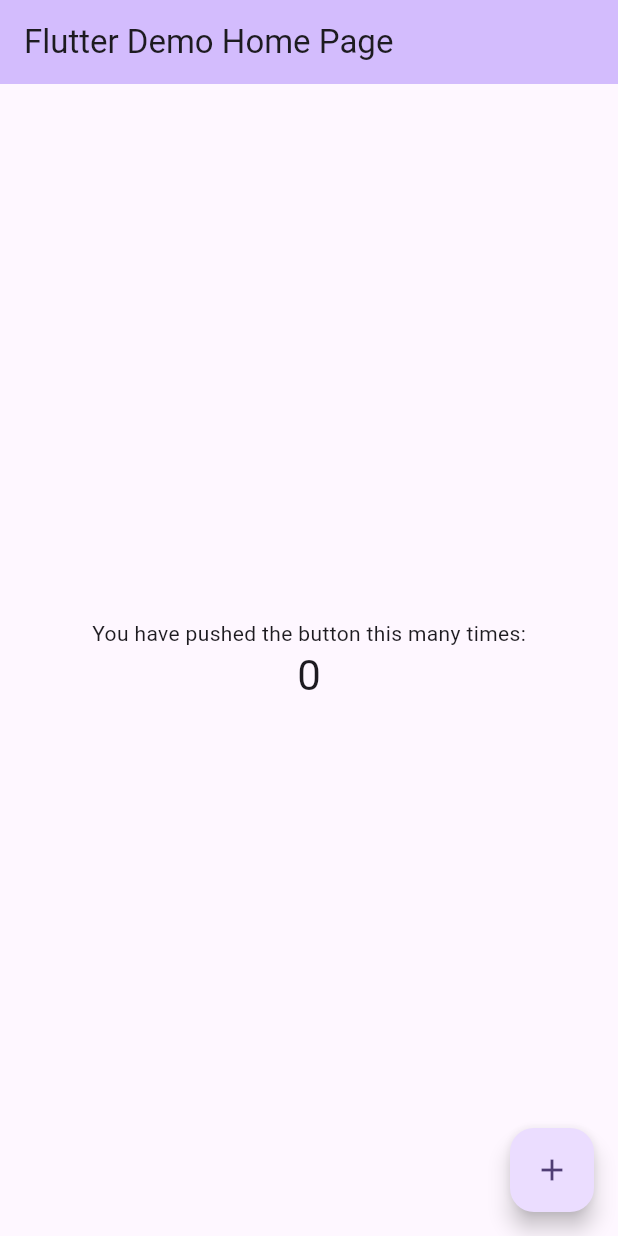
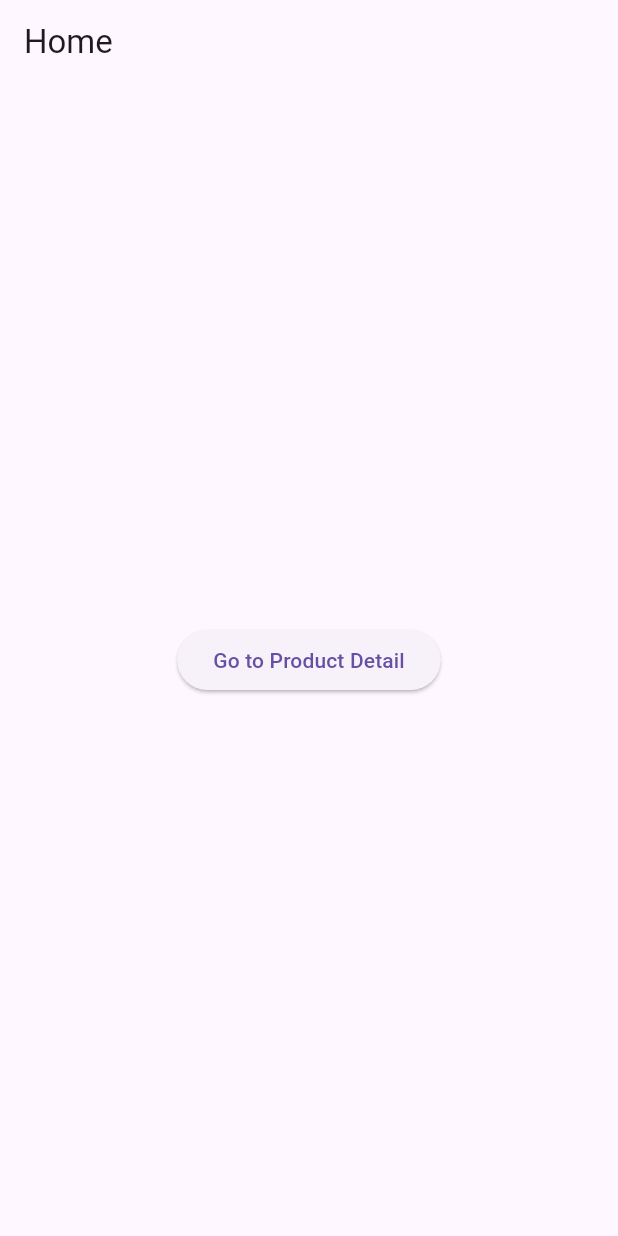
Before and after one commit to Isarquis/M-viles-Group13, a Flutter app: the screen it shows after launch, on a phone screen of 412 x 824 dp. Run offline on Flutter 3.47's test engine with Material 3 defaults, Android fonts, the phone set to English and light mode, and no system bars.

Commit message:
product detail sin bidding

```diff
--- a/uni_marketplace_flutter/lib/main.dart
+++ b/uni_marketplace_flutter/lib/main.dart
@@ -1,4 +1,5 @@
 import 'package:flutter/material.dart';
+import 'screens/product_detail.dart';
 
 void main() {
   runApp(const MyApp());
@@ -7,116 +8,34 @@ void main() {
 class MyApp extends StatelessWidget {
   const MyApp({super.key});
 
-  // This widget is the root of your application.
   @override
   Widget build(BuildContext context) {
     return MaterialApp(
-      title: 'Flutter Demo',
-      theme: ThemeData(
-        // This is the theme of your application.
-        //
-        // TRY THIS: Try running your application with "flutter run". You'll see
-        // the application has a purple toolbar. Then, without quitting the app,
-        // try changing the seedColor in the colorScheme below to Colors.green
-        // and then invoke "hot reload" (save your changes or press the "hot
-        // reload" button in a Flutter-supported IDE, or press "r" if you used
-        // the command line to start the app).
-        //
-        // Notice that the counter didn't reset back to zero; the application
-        // state is not lost during the reload. To reset the state, use hot
-        // restart instead.
-        //
-        // This works for code too, not just values: Most code changes can be
-        // tested with just a hot reload.
-        colorScheme: ColorScheme.fromSeed(seedColor: Colors.deepPurple),
-      ),
-      home: const MyHomePage(title: 'Flutter Demo Home Page'),
+      title: 'Uni Marketplace',
+      debugShowCheckedModeBanner: false,
+      home: const HomeScreen(),
     );
   }
 }
 
-class MyHomePage extends StatefulWidget {
-  const MyHomePage({super.key, required this.title});
-
-  // This widget is the home page of your application. It is stateful, meaning
-  // that it has a State object (defined below) that contains fields that affect
-  // how it looks.
-
-  // This class is the configuration for the state. It holds the values (in this
-  // case the title) provided by the parent (in this case the App widget) and
-  // used by the build method of the State. Fields in a Widget subclass are
-  // always marked "final".
-
-  final String title;
-
-  @override
-  State<MyHomePage> createState() => _MyHomePageState();
-}
-
-class _MyHomePageState extends State<MyHomePage> {
-  int _counter = 0;
-
-  void _incrementCounter() {
-    setState(() {
-      // This call to setState tells the Flutter framework that something has
-      // changed in this State, which causes it to rerun the build method below
-      // so that the display can reflect the updated values. If we changed
-      // _counter without calling setState(), then the build method would not be
-      // called again, and so nothing would appear to happen.
-      _counter++;
-    });
-  }
+class HomeScreen extends StatelessWidget {
+  const HomeScreen({super.key});
 
   @override
   Widget build(BuildContext context) {
-    // This method is rerun every time setState is called, for instance as done
-    // by the _incrementCounter method above.
-    //
-    // The Flutter framework has been optimized to make rerunning build methods
-    // fast, so that you can just rebuild anything that needs updating rather
-    // than having to individually change instances of widgets.
     return Scaffold(
-      appBar: AppBar(
-        // TRY THIS: Try changing the color here to a specific color (to
-        // Colors.amber, perhaps?) and trigger a hot reload to see the AppBar
-        // change color while the other colors stay the same.
-        backgroundColor: Theme.of(context).colorScheme.inversePrimary,
-        // Here we take the value from the MyHomePage object that was created by
-        // the App.build method, and use it to set our appbar title.
-        title: Text(widget.title),
-      ),
+      appBar: AppBar(title: const Text('Home')),
       body: Center(
-        // Center is a layout widget. It takes a single child and positions it
-        // in the middle of the parent.
-        child: Column(
-          // Column is also a layout widget. It takes a list of children and
-          // arranges them vertically. By default, it sizes itself to fit its
-          // children horizontally, and tries to be as tall as its parent.
-          //
-          // Column has various properties to control how it sizes itself and
-          // how it positions its children. Here we use mainAxisAlignment to
-          // center the children vertically; the main axis here is the vertical
-          // axis because Columns are vertical (the cross axis would be
-          // horizontal).
-          //
-          // TRY THIS: Invoke "debug painting" (choose the "Toggle Debug Paint"
-          // action in the IDE, or press "p" in the console), to see the
-          // wireframe for each widget.
-          mainAxisAlignment: MainAxisAlignment.center,
-          children: <Widget>[
-            const Text('You have pushed the button this many times:'),
-            Text(
-              '$_counter',
-              style: Theme.of(context).textTheme.headlineMedium,
-            ),
-          ],
+        child: ElevatedButton(
+          onPressed: () {
+            Navigator.push(
+              context,
+              MaterialPageRoute(builder: (_) => ProductDetail()),
+            );
+          },
+          child: const Text('Go to Product Detail'),
         ),
       ),
-      floatingActionButton: FloatingActionButton(
-        onPressed: _incrementCounter,
-        tooltip: 'Increment',
-        child: const Icon(Icons.add),
-      ), // This trailing comma makes auto-formatting nicer for build methods.
     );
   }
 }
--- a/uni_marketplace_flutter/pubspec.yaml
+++ b/uni_marketplace_flutter/pubspec.yaml
@@ -56,7 +56,8 @@ flutter:
   # included with your application, so that you can use the icons in
   # the material Icons class.
   uses-material-design: true
-
+  assets:
+    - assets/images/
   # To add assets to your application, add an assets section, like this:
   # assets:
   #   - images/a_dot_burr.jpeg
```
Also changed, not shown: uni_marketplace_flutter/lib/screens/product_detail.dart (added, +119 -0 lines), uni_marketplace_flutter/assets/images/ProbabilidadYEstadistica.jpg (added).
